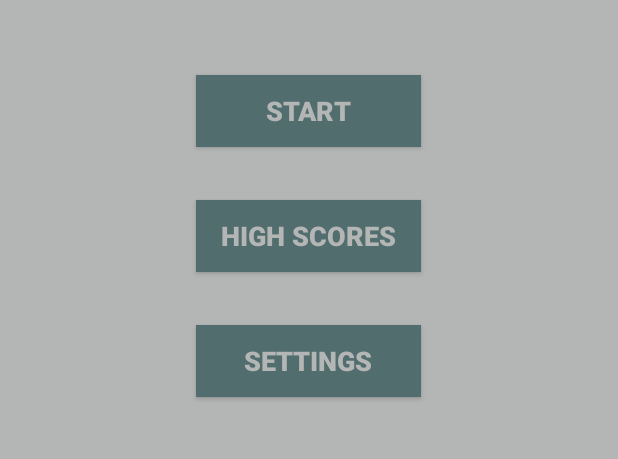
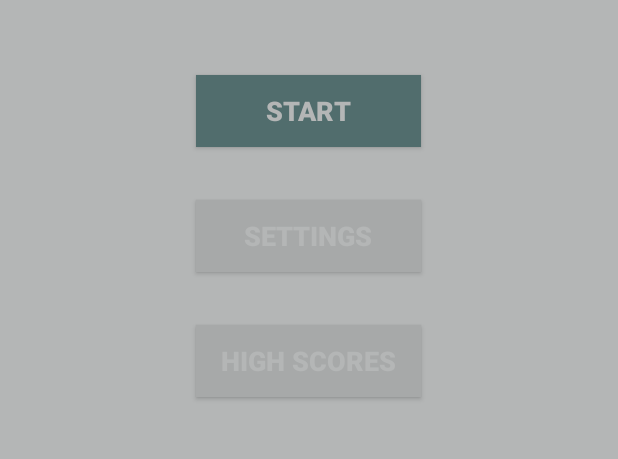
Before and after one commit to keeganbuttimer/CountdownGame, an Android app: the screen it shows after launch (MainActivity), on a phone screen of 412 x 824 dp, the part 244-703 px from its top. Run offline under Robolectric (Android 15) with nearby library versions, the phone set to English and light mode, and no system bars.

Commit message:
Disabled Settings and Highscore buttons until they work properly

```diff
--- a/app/src/main/res/layout/activity_main.xml
+++ b/app/src/main/res/layout/activity_main.xml
@@ -46,20 +46,6 @@
         <Button
             android:layout_width="150dp"
             android:layout_height="wrap_content"
-            android:text="@string/highscores_button"
-            android:id="@+id/highscores_button"
-            android:layout_marginTop="35dp"
-            android:layout_below="@+id/settings_button"
-            android:layout_centerHorizontal="true"
-            android:layout_gravity="center_horizontal"
-            android:background="#516D6D"
-            android:textColor="#B4B6B6"
-            android:textSize="18dp"
-            android:textStyle="bold" />
-
-        <Button
-            android:layout_width="150dp"
-            android:layout_height="wrap_content"
             android:text="@string/settings_button"
             android:id="@+id/settings_button"
             android:layout_marginTop="35dp"
@@ -69,7 +55,22 @@
             android:layout_alignRight="@+id/highscores_button"
             android:layout_alignEnd="@+id/highscores_button"
             android:layout_gravity="center_horizontal"
-            android:background="#516D6D"
+            android:background="#ffa7a9a9"
+            android:textColor="#B4B6B6"
+            android:textSize="18dp"
+            android:textStyle="bold"
+            android:onClick="settings"/>
+
+        <Button
+            android:layout_width="150dp"
+            android:layout_height="wrap_content"
+            android:text="@string/highscores_button"
+            android:id="@+id/highscores_button"
+            android:layout_marginTop="35dp"
+            android:layout_below="@+id/settings_button"
+            android:layout_centerHorizontal="true"
+            android:layout_gravity="center_horizontal"
+            android:background="#ffa7a9a9"
             android:textColor="#B4B6B6"
             android:textSize="18dp"
             android:textStyle="bold" />
```
